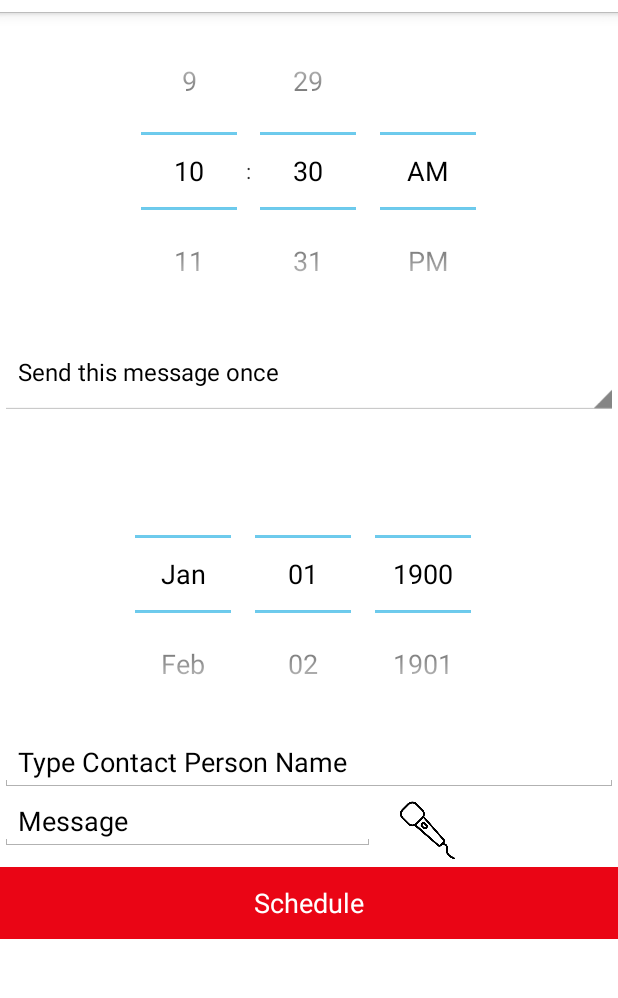
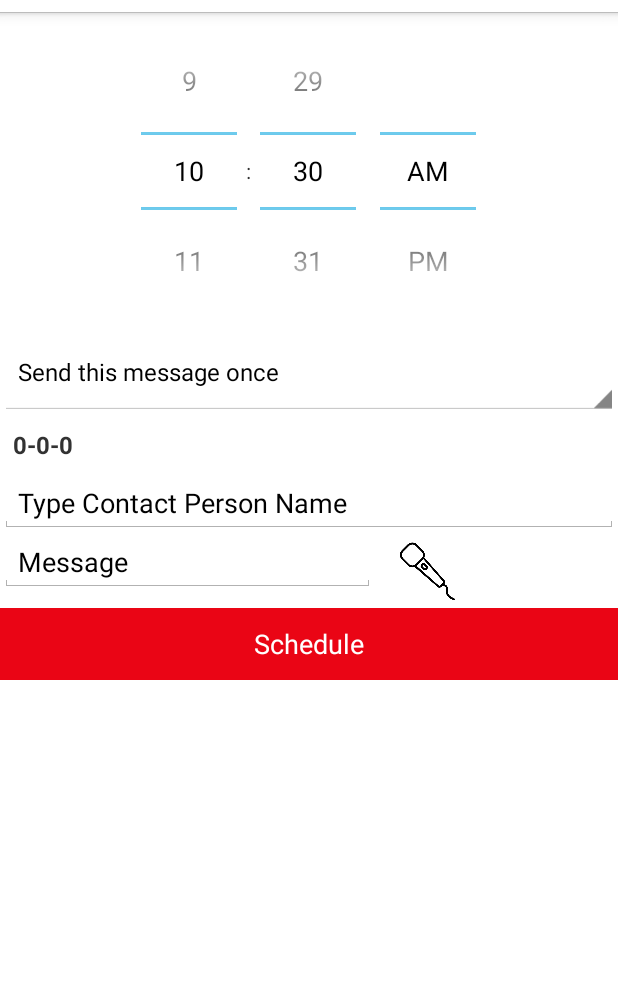
Before and after one commit to sathishssp/remainderapp-android, an Android app: the AddSmsActivity screen opened directly, with no data from a screen before it, on a phone screen of 412 x 824 dp, the part 60-1058 px from its top. Run offline under Robolectric (Android 15) with nearby library versions, the phone set to English and light mode, and no system bars; 4 statements that could not run were skipped.

Commit message:
calendar added in todo date selection from calendar - reminder and todo

```diff
--- a/app/build.gradle
+++ b/app/build.gradle
@@ -54,5 +54,6 @@ dependencies {
     compile 'com.koushikdutta.ion:ion:2.1.8'
      testCompile 'junit:junit:4.12'
     compile 'com.riontech:calendar:1.0'
+    compile 'com.github.sundeepk:compact-calendar-view:3.0.0'
 }
 apply plugin: 'com.android.application'
--- a/app/src/main/java/com/example/krishna/mp3alarm/AddSmsActivity.java
+++ b/app/src/main/java/com/example/krishna/mp3alarm/AddSmsActivity.java
@@ -19,6 +19,7 @@ import android.widget.DatePicker;
 import android.widget.EditText;
 import android.widget.ImageView;
 import android.widget.Spinner;
+import android.widget.TextView;
 import android.widget.Toast;
 
 import com.example.krishna.mp3alarm.Utility.Utils;
@@ -30,9 +31,10 @@ import java.util.List;
 import java.util.Locale;
 
 public class AddSmsActivity extends Activity {
-    DatePicker datePicker;
+//    DatePicker datePicker;
     ImageView speaker;
     EditText formMessage;
+    TextView txtDate;
 
 
     final public static int RESULT_SCHEDULED = 1;
@@ -71,12 +73,12 @@ public class AddSmsActivity extends Activity {
     protected void onResume() {
         super.onResume();
         if (permissionsGranted()) {
-//            buildForm();
+            buildForm();
         }
     }
 
     private void findDatePicker(){
-        datePicker = (DatePicker)findViewById(R.id.form_date);
+//        datePicker = (DatePicker)findViewById(R.id.form_date);
     }
 
     private void buildForm() {
@@ -94,7 +96,7 @@ public class AddSmsActivity extends Activity {
         new BuilderRecurringMode()
             .setRecurringDayView((Spinner) findViewById(R.id.form_recurring_day))
             .setRecurringMonthView((Spinner) findViewById(R.id.form_recurring_month))
-            .setDateView(datePicker)
+//            .setDateView(datePicker)
             .setActivity(this)
             .setView(findViewById(R.id.form_recurring_mode))
             .setSms(sms)
@@ -102,7 +104,7 @@ public class AddSmsActivity extends Activity {
         ;
 
         new BuilderTime().setActivity(this).setView(findViewById(R.id.form_time)).setSms(sms).build();
-        new BuilderDate().setActivity(this).setView(findViewById(R.id.form_date)).setSms(sms).build();
+//        new BuilderDate().setActivity(this).setView(findViewById(R.id.form_date)).setSms(sms).build();
 
         new BuilderCancel().setView(findViewById(R.id.button_cancel)).setSms(sms).build();
     }
@@ -118,7 +120,7 @@ public class AddSmsActivity extends Activity {
         super.onDestroy();
         DbHelper.closeDbHelper();
     }
-
+    Calendar cal = Calendar.getInstance();
     @Override
     protected void onCreate(Bundle savedInstanceState) {
         super.onCreate(savedInstanceState);
@@ -137,19 +139,22 @@ public class AddSmsActivity extends Activity {
             year=Integer.parseInt(selectedDate[2]);
         }
 
-        Calendar cal = Calendar.getInstance();
-        cal.set(year,  month, dayOfMonth);
+
+
+        cal.set(year,  month-1, dayOfMonth);
         int xxday = cal.get(Calendar.DATE);
         int xxmonth = cal.get(Calendar.MONTH);
         int xxyear = cal.get(Calendar.YEAR);
 
-        datePicker.init(xxyear, xxmonth, xxday, new DatePicker.OnDateChangedListener() {
-            @Override
-            public void onDateChanged(DatePicker view, int year, int monthOfYear, int dayOfMonth) {
-
-            }
-        });
-        datePicker.updateDate(xxyear,xxmonth,xxday);
+//        datePicker.init(xxyear, xxmonth, xxday, new DatePicker.OnDateChangedListener() {
+//            @Override
+//            public void onDateChanged(DatePicker view, int year, int monthOfYear, int dayOfMonth) {
+//
+//            }
+//        });
+//        datePicker.updateDate(xxyear,xxmonth,xxday);
+        txtDate=findViewById(R.id.txtDate);
+        txtDate.setText(dayOfMonth+"-"+month+"-"+year);
         speaker =(ImageView)findViewById(R.id.speaker);
         formMessage =(EditText) findViewById(R.id.form_input_message);
 
@@ -171,7 +176,7 @@ public class AddSmsActivity extends Activity {
         if (null == sms) {
             sms = new SmsModel();
         }
-        buildForm();
+//        buildForm();
     }
 
     private void promptSpeechInput() {
@@ -247,6 +252,7 @@ public class AddSmsActivity extends Activity {
 
     private boolean validateForm() {
         boolean result = true;
+        sms.setTimestampScheduled(cal.getTimeInMillis());
         if (sms.getTimestampScheduled() < GregorianCalendar.getInstance().getTimeInMillis()) {
             Toast.makeText(getApplicationContext(), getString(R.string.form_validation_datetime), Toast.LENGTH_SHORT).show();
             result = false;
--- a/app/src/main/java/com/example/krishna/mp3alarm/active/MainActivity.java
+++ b/app/src/main/java/com/example/krishna/mp3alarm/active/MainActivity.java
@@ -71,6 +71,7 @@ public class MainActivity extends AppCompatActivity {
             @Override
             public void onClick(View v) {
                 Intent intent = new Intent(MainActivity.this, Calender.class);
+                intent.putExtra("FROM","R");
                 overridePendingTransition(R.anim.rotate, R.anim.rotate);
                 startActivity(intent);
                 finish();
@@ -80,7 +81,8 @@ public class MainActivity extends AppCompatActivity {
         todo.setOnClickListener(new View.OnClickListener() {
             @Override
             public void onClick(View v) {
-                Intent intent = new Intent(MainActivity.this, com.example.krishna.mp3alarm.Maintodo.MainActivity.class);
+                Intent intent = new Intent(MainActivity.this, Calender.class);
+                intent.putExtra("FROM","TODO");
                 overridePendingTransition(R.anim.rotate, R.anim.rotate);
                 startActivity(intent);
                 finish();
--- a/app/src/main/res/layout/add_sms.xml
+++ b/app/src/main/res/layout/add_sms.xml
@@ -1,52 +1,60 @@
 <?xml version="1.0" encoding="utf-8"?>
-<ScrollView
-    xmlns:android="http://schemas.android.com/apk/res/android"
+<ScrollView xmlns:android="http://schemas.android.com/apk/res/android"
     android:layout_width="fill_parent"
     android:layout_height="fill_parent">
 
     <LinearLayout
-        android:orientation="vertical"
         android:layout_width="match_parent"
         android:layout_height="wrap_content"
-        >
+        android:orientation="vertical">
 
         <TimePicker
+            android:id="@+id/form_time"
             android:layout_width="wrap_content"
             android:layout_height="wrap_content"
-            android:id="@+id/form_time"
             android:layout_gravity="center_horizontal"
             android:timePickerMode="spinner" />
 
         <Spinner
             android:id="@+id/form_recurring_mode"
             android:layout_width="match_parent"
-            android:layout_height="wrap_content"/>
+            android:layout_height="wrap_content" />
 
-        <DatePicker
-            android:layout_width="wrap_content"
+        <!--<DatePicker-->
+        <!--android:layout_width="wrap_content"-->
+        <!--android:layout_height="wrap_content"-->
+        <!--android:id="@+id/form_date"-->
+        <!--android:layout_gravity="center_horizontal"-->
+        <!--android:datePickerMode="spinner"-->
+        <!--android:calendarViewShown="false" />-->
+
+        <TextView
+            android:id="@+id/txtDate"
+            android:layout_width="match_parent"
             android:layout_height="wrap_content"
-            android:id="@+id/form_date"
-            android:layout_gravity="center_horizontal"
-            android:datePickerMode="spinner"
-            android:calendarViewShown="false" />
+            android:layout_margin="3dp"
+            android:padding="5dp"
+            android:text="Selected Date"
+            android:textSize="16sp"
+            android:textStyle="bold" />
 
         <Spinner
             android:id="@+id/form_recurring_day"
-            android:visibility="gone"
             android:layout_width="match_parent"
-            android:layout_height="wrap_content"/>
+            android:layout_height="wrap_content"
+            android:visibility="gone" />
 
         <Spinner
             android:id="@+id/form_recurring_month"
-            android:visibility="gone"
             android:layout_width="match_parent"
-            android:layout_height="wrap_content"/>
+            android:layout_height="wrap_content"
+            android:visibility="gone" />
 
         <RadioGroup
             android:id="@+id/form_sim_card"
-            android:visibility="gone"
             android:layout_width="match_parent"
-            android:layout_height="wrap_content" >
+            android:layout_height="wrap_content"
+            android:visibility="gone">
 
             <RadioButton
                 android:id="@+id/radio_sim1"
@@ -57,61 +65,64 @@
             <RadioButton
                 android:id="@+id/radio_sim2"
                 android:layout_width="wrap_content"
-                android:layout_height="wrap_content"/>
+                android:layout_height="wrap_content" />
 
         </RadioGroup>
 
         <AutoCompleteTextView
+            android:id="@+id/form_input_contact"
             android:layout_width="match_parent"
             android:layout_height="wrap_content"
+            android:hint="Type Contact Person Name"
             android:inputType="textPersonName"
-            android:hint="Type Contact Person Name"
-            android:textColorHint="@android:color/black"
-            android:id="@+id/form_input_contact" />
+            android:textColorHint="@android:color/black" />
+
         <LinearLayout
             android:layout_width="wrap_content"
             android:layout_height="wrap_content"
             android:orientation="horizontal">
+
             <EditText
+                android:id="@+id/form_input_message"
                 android:layout_width="250dp"
                 android:layout_height="wrap_content"
+                android:hint="@string/form_hint_message"
                 android:inputType="textCapSentences|textMultiLine"
-            android:hint="@string/form_hint_message"
-            android:textColorHint="@android:color/black"
-            android:id="@+id/form_input_message"
-            />
+                android:textColorHint="@android:color/black" />
+
             <ImageView
+                android:id="@+id/speaker"
                 android:layout_width="70dp"
                 android:layout_height="50dp"
-        android:src="@drawable/speaker"
-        android:id="@+id/speaker"/>
+                android:src="@drawable/speaker" />
         </LinearLayout>
+
         <LinearLayout
-            android:orientation="horizontal"
             android:layout_width="match_parent"
-            android:layout_height="match_parent" >
+            android:layout_height="match_parent"
+            android:orientation="horizontal">
 
             <Button
+                android:id="@+id/button_cancel"
                 android:layout_width="0dip"
                 android:layout_height="wrap_content"
                 android:layout_weight="1"
+                android:background="@color/appcolor"
+                android:onClick="unscheduleSms"
                 android:text="@string/form_button_cancel"
                 android:textColor="@android:color/white"
-                android:background="@color/appcolor"
-                android:id="@+id/button_cancel"
-                android:onClick="unscheduleSms"
                 android:visibility="gone" />
 
             <Button
+                android:id="@+id/button_add"
                 android:layout_width="0dip"
                 android:layout_height="wrap_content"
                 android:layout_weight="1"
+                android:background="@color/appcolor"
                 android:enabled="false"
+                android:onClick="scheduleSms"
                 android:text="@string/form_button_add"
-                android:textColor="@android:color/white"
-                android:background="@color/appcolor"
-                android:id="@+id/button_add"
-                android:onClick="scheduleSms" />
+                android:textColor="@android:color/white" />
 
         </LinearLayout>
 
```
Also changed, not shown: app/src/main/java/com/example/krishna/mp3alarm/AddToDo/AddToDoFragment.java (+34 -26 lines), app/src/main/java/com/example/krishna/mp3alarm/Calender.java (+66 -1 lines), app/src/main/res/layout/activity_calender.xml (+31 -5 lines). Lines whose indentation alone changed are shown as unchanged.
